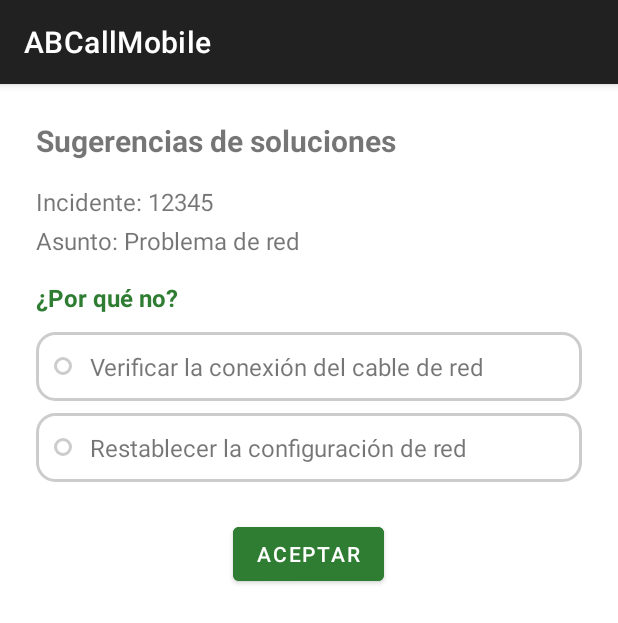
After one commit to CristinaGM4/ABCall-Mobile, an Android app: the SolucionesActivity screen opened directly, with no data from a screen before it, on a phone screen of 412 x 824 dp. The commit adds this screen. Shown: the top 623 px of the screen. Run offline under Robolectric (Android 15) with nearby library versions, the phone set to English and light mode, and no system bars.

Commit message:
Implementada pantalla de sugerencias de soluciones (HU018)

```diff
--- a/app/build.gradle
+++ b/app/build.gradle
@@ -15,6 +15,7 @@ android {
         versionName "1.0"
 
         testInstrumentationRunner "androidx.test.runner.AndroidJUnitRunner"
+
     }
 
     buildTypes {
@@ -37,6 +38,7 @@ android {
         viewBinding true
     }
     buildToolsVersion '35.0.0'
+
 }
 
 dependencies {
@@ -51,4 +53,14 @@ dependencies {
     implementation 'androidx.lifecycle:lifecycle-runtime-ktx:2.6.2'
     implementation 'org.jetbrains.kotlinx:kotlinx-coroutines-android:1.7.3'
     implementation 'com.google.android.material:material:1.11.0'
+    androidTestImplementation 'androidx.test.ext:junit:1.1.5'
+    androidTestImplementation 'androidx.test.espresso:espresso-core:3.5.1'
+    androidTestImplementation 'androidx.test.espresso:espresso-intents:3.5.1'
+    testImplementation 'junit:junit:4.13.2'
+
+    androidTestImplementation 'androidx.test.ext:junit:1.1.5'
+    androidTestImplementation 'androidx.test.espresso:espresso-core:3.5.1'
+    androidTestImplementation 'androidx.test.espresso:espresso-intents:3.5.1'
+    androidTestImplementation 'androidx.test:rules:1.5.0'
+    androidTestImplementation 'androidx.test:runner:1.5.2'
 }
--- a/app/src/main/AndroidManifest.xml
+++ b/app/src/main/AndroidManifest.xml
@@ -39,6 +39,9 @@
 
         <activity android:name=".ChatbotActivity" />
 
+        <activity android:name=".SolucionesActivity" />
+
+
     </application>
 
 </manifest>
--- a/app/src/main/java/com/example/abcallmobile/MainActivity.kt
+++ b/app/src/main/java/com/example/abcallmobile/MainActivity.kt
@@ -74,6 +74,16 @@ class MainActivity : AppCompatActivity() {
             startActivity(intent)
         }
 
+        val btnVerSoluciones = findViewById<Button>(R.id.btnVerSoluciones)
+
+        btnVerSoluciones.setOnClickListener {
+            val intent = Intent(this, SolucionesActivity::class.java)
+            // Puedes enviar datos si quieres:
+            intent.putExtra("incidenteId", "12345")
+            intent.putExtra("asunto", "Problema de red")
+            startActivity(intent)
+        }
+
         val btnNuevo = findViewById<Button>(R.id.btnNuevoIncidente)
         btnNuevo.setOnClickListener {
             val intent = Intent(this, CreateIncidentActivity::class.java)
--- /dev/null
+++ b/app/src/main/java/com/example/abcallmobile/SolucionesActivity.kt
@@ -0,0 +1,23 @@
+package com.example.abcallmobile  // Asegúrate de que este paquete sea el correcto
+
+import android.os.Bundle
+import android.widget.Button
+import android.widget.Toast
+import androidx.appcompat.app.AppCompatActivity
+
+class SolucionesActivity : AppCompatActivity() {
+
+    override fun onCreate(savedInstanceState: Bundle?) {
+        super.onCreate(savedInstanceState)
+        setContentView(R.layout.activity_soluciones)  // Este es el XML que hiciste
+
+        // Conecta el botón por ID
+        val btnAceptar = findViewById<Button>(R.id.btnAceptar)
+
+        // Acción cuando el usuario pulsa "Aceptar"
+        btnAceptar.setOnClickListener {
+            Toast.makeText(this, "Sugerencias aceptadas", Toast.LENGTH_SHORT).show()
+            finish()  // Cierra la pantalla
+        }
+    }
+}
--- /dev/null
+++ b/app/src/main/res/drawable/circle_green.xml
@@ -0,0 +1,5 @@
+<shape xmlns:android="http://schemas.android.com/apk/res/android">
+    <solid android:color="#FFFFFF"/>
+    <stroke android:width="2dp" android:color="#CCCCCC"/>
+    <corners android:radius="12dp"/>
+</shape>
--- /dev/null
+++ b/app/src/main/res/drawable/sugerencia_background.xml
@@ -0,0 +1,5 @@
+<shape xmlns:android="http://schemas.android.com/apk/res/android">
+    <solid android:color="#FFFFFF"/>
+    <stroke android:width="2dp" android:color="#CCCCCC"/>
+    <corners android:radius="12dp"/>
+</shape>
--- /dev/null
+++ b/app/src/main/res/layout/activity_soluciones.xml
@@ -0,0 +1,97 @@
+<?xml version="1.0" encoding="utf-8"?>
+<LinearLayout
+    xmlns:android="http://schemas.android.com/apk/res/android"
+    android:layout_width="match_parent"
+    android:layout_height="match_parent"
+    android:orientation="vertical"
+    android:padding="24dp"
+    android:background="#FFFFFF">
+
+    <TextView
+        android:id="@+id/titulo"
+        android:layout_width="wrap_content"
+        android:layout_height="wrap_content"
+        android:text="Sugerencias de soluciones"
+        android:textSize="20sp"
+        android:textStyle="bold"
+        android:layout_marginBottom="16dp"/>
+
+    <TextView
+        android:id="@+id/incidente_id"
+        android:layout_width="wrap_content"
+        android:layout_height="wrap_content"
+        android:text="Incidente: 12345"
+        android:textSize="16sp"
+        android:layout_marginBottom="4dp"/>
+
+    <TextView
+        android:id="@+id/asunto_incidente"
+        android:layout_width="wrap_content"
+        android:layout_height="wrap_content"
+        android:text="Asunto: Problema de red"
+        android:textSize="16sp"
+        android:layout_marginBottom="16dp"/>
+
+    <TextView
+        android:id="@+id/pregunta_sugerencias"
+        android:layout_width="wrap_content"
+        android:layout_height="wrap_content"
+        android:text="¿Por qué no?"
+        android:textSize="16sp"
+        android:textColor="#2E7D32"
+        android:textStyle="bold"
+        android:layout_marginBottom="12dp"/>
+
+    <LinearLayout
+        android:layout_width="match_parent"
+        android:layout_height="wrap_content"
+        android:orientation="horizontal"
+        android:background="@drawable/sugerencia_background"
+        android:padding="12dp"
+        android:layout_marginBottom="8dp">
+
+        <View
+            android:layout_width="12dp"
+            android:layout_height="12dp"
+            android:background="@drawable/circle_green"
+            android:layout_marginEnd="12dp"
+            android:layout_gravity="center_vertical"/>
+
+        <TextView
+            android:layout_width="wrap_content"
+            android:layout_height="wrap_content"
+            android:text="Verificar la conexión del cable de red"
+            android:textSize="16sp"/>
+    </LinearLayout>
+
+    <LinearLayout
+        android:layout_width="match_parent"
+        android:layout_height="wrap_content"
+        android:orientation="horizontal"
+        android:background="@drawable/sugerencia_background"
+        android:padding="12dp"
+        android:layout_marginBottom="24dp">
+
+        <View
+            android:layout_width="12dp"
+            android:layout_height="12dp"
+            android:background="@drawable/circle_green"
+            android:layout_marginEnd="12dp"
+            android:layout_gravity="center_vertical"/>
+
+        <TextView
+            android:layout_width="wrap_content"
+            android:layout_height="wrap_content"
+            android:text="Restablecer la configuración de red"
+            android:textSize="16sp"/>
+    </LinearLayout>
+
+    <Button
+        android:id="@+id/btnAceptar"
+        android:layout_width="wrap_content"
+        android:layout_height="wrap_content"
+        android:text="Aceptar"
+        android:backgroundTint="#2E7D32"
+        android:textColor="#FFFFFF"
+        android:layout_gravity="center_horizontal"/>
+</LinearLayout>
```
Also changed, not shown: 322 other files.
